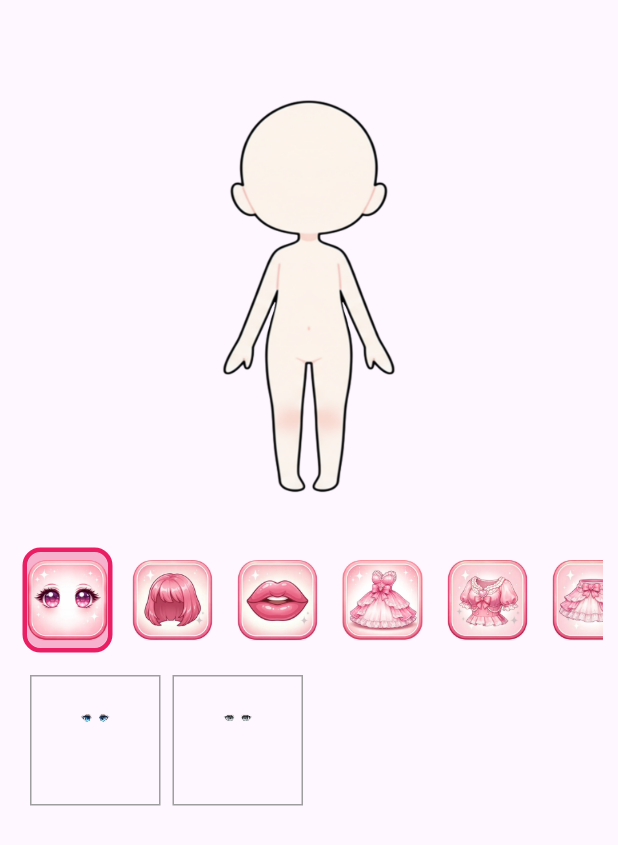
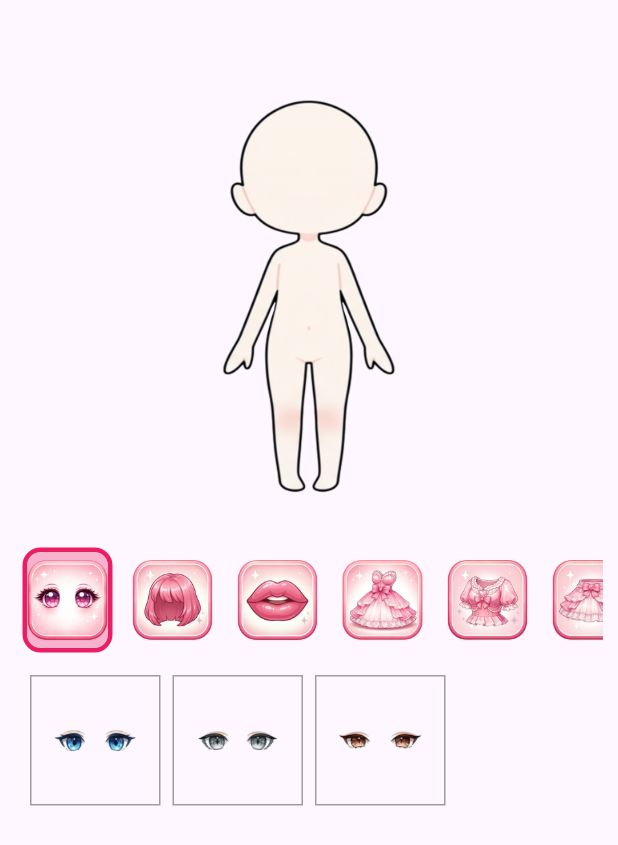
Before and after one commit to gwonbe/gwonbe-hoho-fashion, a Flutter app: the ScreenStyling screen opened directly, on a phone screen of 412 x 824 dp. Shown: the top 845 px of the screen. Run offline on Flutter 3.47's test engine with Material 3 defaults, Android fonts, the phone set to English and light mode, and no system bars; our stand-ins replace flutter_native_splash.

Commit message:
[2026.07.11.토] 미리보기 아이템 화질 개선

```diff
--- a/lib/constants/constants.dart
+++ b/lib/constants/constants.dart
@@ -2,14 +2,14 @@ import 'dart:core';
 
 class Category {
 
-  static final String eyes = 'eyes';
-  static final String hair = 'hair';
-  static final String lips = 'lips';
-  static final String dress = 'dress';
-  static final String cloth1 = 'cloth-1';
-  static final String cloth2 = 'cloth-2';
-  static final String shoes = 'shoes';
-  static final String hairband = 'hairband';
-  static final String necklace = 'necklace';
+  static const String eyes = 'eyes';
+  static const String hair = 'hair';
+  static const String lips = 'lips';
+  static const String dress = 'dress';
+  static const String cloth1 = 'cloth-1';
+  static const String cloth2 = 'cloth-2';
+  static const String shoes = 'shoes';
+  static const String hairband = 'hairband';
+  static const String necklace = 'necklace';
 
 }
--- a/lib/screen/screen_styling.dart
+++ b/lib/screen/screen_styling.dart
@@ -182,11 +182,142 @@ class _ScreenStyling extends State<ScreenStyling> {
           onTap: () => applyItem(currentCategory, path),
           child: Container(
             decoration: BoxDecoration(border: Border.all(color: Colors.grey),),
-            child: Image.asset(imagePath+path, fit: BoxFit.contain, cacheWidth: 200,),
+            child: buildPreviewImage(currentCategory, path),
           ),
         );
       },
     );
   }
 
+  Widget buildPreviewImage(String category, String path) {
+    Alignment alignment;
+    double scale;
+
+    switch (category) {
+
+      case Category.eyes:
+        alignment = const Alignment(0, -0.55);
+        scale = 2.8;
+        break;
+
+      case Category.hair:
+        alignment = const Alignment(0, -0.75);
+        scale = 2.2;
+        break;
+
+      case Category.lips:
+        alignment = const Alignment(0, -0.25);
+        scale = 3.0;
+        break;
+
+      case Category.necklace:
+        alignment = const Alignment(0, 0.05);
+        scale = 2.6;
+        break;
+
+      case Category.hairband:
+        alignment = const Alignment(0, -0.95);
+        scale = 2.4;
+        break;
+
+      case Category.cloth1:
+      case Category.cloth2:
+      case Category.dress:
+        alignment = const Alignment(0, 0.35);
+        scale = 2.0;
+        break;
+
+      case Category.shoes:
+        alignment = const Alignment(0, 1.0);
+        scale = 2.5;
+        break;
+
+      default:
+        alignment = Alignment.center;
+        scale = 2.0;
+    }
+
+    return ClipRect(
+      child: Transform.scale(
+        scale: scale,
+        alignment: alignment,
+        child: Image.asset(
+          imagePath + path,
+          fit: BoxFit.contain,
+          alignment: alignment,
+        ),
+      ),
+    );
+  }
+
 }
+
+class PreviewConfig {
+
+  final Alignment alignment;
+  final double scale;
+
+  const PreviewConfig({
+    required this.alignment,
+    required this.scale,
+  });
+
+}
+
+final Map<String, PreviewConfig> previewConfigs = {
+
+  Category.eyes:
+  PreviewConfig(
+    alignment: Alignment(0, -0.55),
+    scale: 2.8,
+  ),
+
+  Category.hair:
+  PreviewConfig(
+    alignment: Alignment(0, -0.75),
+    scale: 2.2,
+  ),
+
+  Category.lips:
+  PreviewConfig(
+    alignment: Alignment(0, -0.25),
+    scale: 3.0,
+  ),
+
+  Category.dress:
+  PreviewConfig(
+    alignment: Alignment(0, 0.35),
+    scale: 2.0,
+  ),
+
+  Category.cloth1:
+  PreviewConfig(
+    alignment: Alignment(0, 0.35),
+    scale: 2.0,
+  ),
+
+  Category.cloth2:
+  PreviewConfig(
+    alignment: Alignment(0, 0.35),
+    scale: 2.0,
+  ),
+
+  Category.shoes:
+  PreviewConfig(
+    alignment: Alignment(0, 1.0),
+    scale: 2.5,
+  ),
+
+  Category.necklace:
+  PreviewConfig(
+    alignment: Alignment(0, 0.05),
+    scale: 2.6,
+  ),
+
+  Category.hairband:
+  PreviewConfig(
+    alignment: Alignment(0, -0.95),
+    scale: 2.4,
+  ),
+
+};
```
Also changed, not shown: assets/data/character_items.json (+15 -4 lines), assets/image/character/dress/dress_001.png (deleted), assets/image/character/dress/dress_002.png (deleted), assets/image/character/dress/dress_003.png (deleted), assets/image/character/dress/dress_004.png (deleted), assets/image/character/dress/dress_005.png (added), assets/image/character/dress/dress_006.png (added), assets/image/character/eyes/eyes_003.png (added), assets/image/character/hair/hair_003.png (added), assets/image/character/lips/lips_001.png, assets/image/character/lips/lips_002.png.
